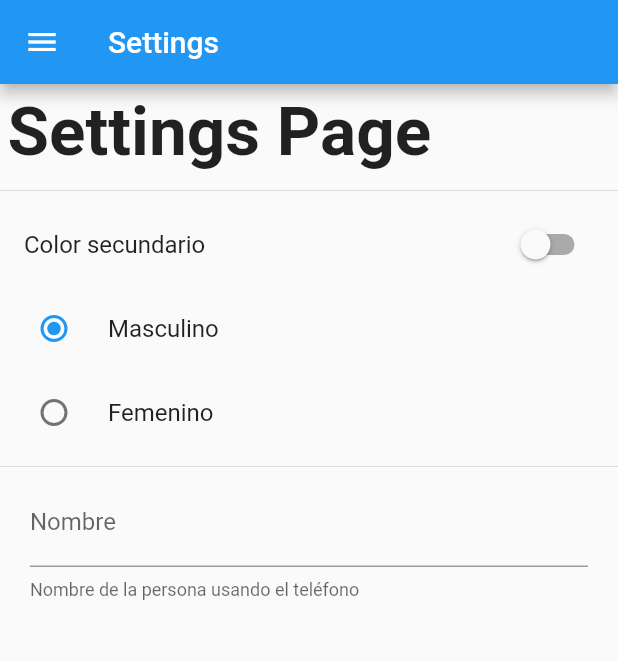
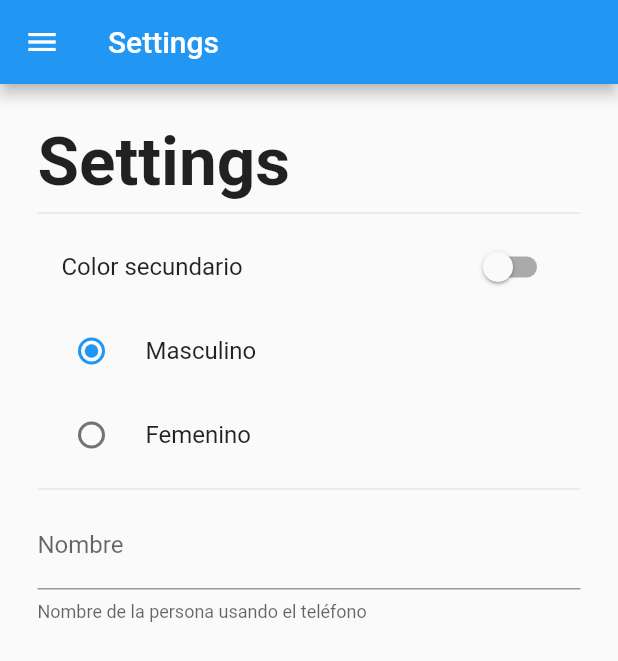
Before and after one commit to Greendy91/my_widgets, a Flutter app: the SettingsPage screen opened by its route, on a phone screen of 412 x 824 dp. Shown: the top 661 px of the screen. Run offline on Flutter 3.47's test engine with Material 2 defaults, Android fonts, the phone set to English and light mode, and no system bars; our stand-ins replace shared_preferences; accounts and stored records are empty.

Commit message:
refactor padding and warnings

```diff
--- a/lib/screen/settings.dart
+++ b/lib/screen/settings.dart
@@ -3,104 +3,84 @@ import 'package:my_widgets/repository/settings.dart';
 
 import 'package:my_widgets/widget/menu.dart';
 
+class SettingsPage extends StatefulWidget {
+  static const String routeName = "settings";
 
-
-class SettingsPage extends StatefulWidget {
-  static final String routeName = "settings";
+  const SettingsPage({Key? key}) : super(key: key);
 
   @override
   _SettingsPageState createState() => _SettingsPageState();
 }
 
+class _SettingsPageState extends State<SettingsPage> {
+  bool? _colorSecundario;
+  int? _genero;
 
-
-class _SettingsPageState extends State<SettingsPage> {
-
-  bool? _colorSecundario ;
-  int? _genero ;
-  String _nombre = "Pedro";
-
-  late TextEditingController _textController ;
+  late TextEditingController _textController;
   final prefs = UserPreferences();
 
   @override
-  void initState()  {
+  void initState() {
     // TODO: implement initState
     super.initState();
 
-    prefs.ultimaPagina = SettingsPage.routeName ;
+    prefs.ultimaPagina = SettingsPage.routeName;
     _genero = prefs.genero;
     _colorSecundario = prefs.colorSecundario;
-    _textController = new TextEditingController( text: prefs.nombre );
+    _textController = TextEditingController(text: prefs.nombre);
   }
 
-
-
-  _setSelectedRadio( int? valor )  {
-    _genero = valor ;
-    prefs.genero = valor ?? 0 ;
+  _setSelectedRadio(int? valor) {
+    _genero = valor;
+    prefs.genero = valor ?? 0;
     setState(() {});
-
   }
 
   @override
   Widget build(BuildContext context) {
     return Scaffold(
         appBar: AppBar(
-          title: Text("Settings"),
-          backgroundColor: (prefs.colorSecundario ) ? Colors.teal : Colors.blue,
+          title: const Text("Settings"),
+          backgroundColor: (prefs.colorSecundario) ? Colors.teal : Colors.blue,
         ),
-        drawer: MenuWidget(),
-
-
-        body: ListView(
-            children: [
-              Container(
-                padding: EdgeInsets.all(5.0),
-                child: Text("Settings Page", style: TextStyle(fontSize: 45.0, fontWeight: FontWeight.bold),),
+        drawer: const MenuWidget(),
+        body: ListView(padding: const EdgeInsets.all(25.0), children: [
+          const Text(
+            "Settings",
+            style: TextStyle(fontSize: 45.0, fontWeight: FontWeight.bold),
           ),
-              Divider(),
+          const Divider(),
           SwitchListTile(
             value: _colorSecundario!,
-                title: Text("Color secundario"),
-                onChanged: (value){
-                  _colorSecundario = value ;
-                  prefs.colorSecundario = value ;
-                  setState(() {
-                  });
+            title: const Text("Color secundario"),
+            onChanged: (value) {
+              _colorSecundario = value;
+              prefs.colorSecundario = value;
+              setState(() {});
             },
           ),
-
           RadioListTile(
             value: 1,
-                title: Text("Masculino"),
+            title: const Text("Masculino"),
             groupValue: _genero,
             onChanged: _setSelectedRadio,
           ),
-
           RadioListTile(
             value: 2,
-                title: Text("Femenino"),
+            title: const Text("Femenino"),
             groupValue: _genero,
             onChanged: _setSelectedRadio,
           ),
-              Divider(),
-
-              Container(
-                padding: EdgeInsets.symmetric(horizontal: 20),
-                child: TextField(
+          const Divider(),
+          TextField(
             controller: _textController,
-                  decoration: InputDecoration(
+            decoration: const InputDecoration(
                 labelText: "Nombre",
-                      helperText: "Nombre de la persona usando el teléfono"
-                  ),
-                  onChanged: (value){
-                    prefs.nombre = value ;
+                helperText: "Nombre de la persona usando el teléfono"),
+            onChanged: (value) {
+              prefs.nombre = value;
             },
-                ),
           )
-
-            ])
-    );
+        ]));
   }
 }
```
Lines whose indentation alone changed are shown as unchanged.
